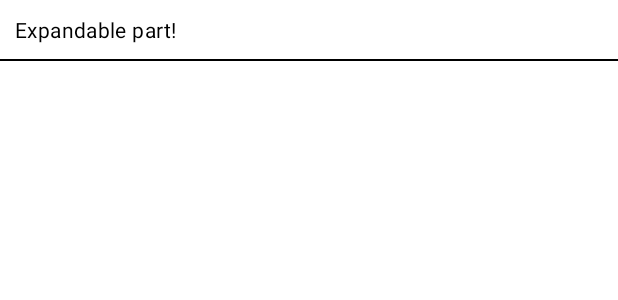
After one commit to JohnyDaDeveloper/Adastra.ONETask, an Android app: the layout item_activity_expandable.xml on its own in the app's theme, with its tools: preview values and no code run, on a phone screen of 412 x 824 dp. The commit adds this screen. Shown: the top 300 px of the screen. Run offline under Robolectric (Android 15) with nearby library versions, the phone set to English and light mode, and no system bars.

Commit message:
ActivityAdapter is now expandable

```diff
--- a/app/src/main/res/layout/fragment_all_activities.xml
+++ b/app/src/main/res/layout/fragment_all_activities.xml
@@ -1,8 +1,7 @@
 <?xml version="1.0" encoding="utf-8"?>
 <androidx.appcompat.widget.LinearLayoutCompat xmlns:android="http://schemas.android.com/apk/res/android"
     android:layout_width="match_parent"
-    android:layout_height="match_parent"
-    android:animateLayoutChanges="true">
+    android:layout_height="match_parent">
 
     <androidx.recyclerview.widget.RecyclerView
         android:id="@+id/allActivitiesRecyclerView"
--- /dev/null
+++ b/app/src/main/res/layout/item_activity_expandable.xml
@@ -0,0 +1,19 @@
+<?xml version="1.0" encoding="utf-8"?>
+<androidx.appcompat.widget.LinearLayoutCompat xmlns:android="http://schemas.android.com/apk/res/android"
+    android:layout_width="match_parent"
+    android:layout_height="wrap_content"
+    android:orientation="vertical"
+    android:animateLayoutChanges="true">
+
+    <androidx.appcompat.widget.AppCompatTextView
+        android:layout_width="match_parent"
+        android:layout_height="wrap_content"
+        android:padding="?spacingDefault"
+        android:text="Expandable part!"
+        android:textAppearance="@style/TextAppearance.AdastraONETask.Small" />
+
+    <androidx.appcompat.widget.LinearLayoutCompat
+        android:layout_width="match_parent"
+        android:layout_height="1dp"
+        android:background="?colorDivider" />
+</androidx.appcompat.widget.LinearLayoutCompat>
```
Also changed, not shown: app/src/main/java/cz/johnyapps/adastraone_task/adapters/ActivityAdapter.java (+15 -5 lines), app/src/main/java/cz/johnyapps/adastraone_task/adapters/ExpandableListAdapter.java (added, +78 -0 lines), app/src/main/res/layout/item_activity.xml (+6 -7 lines).
